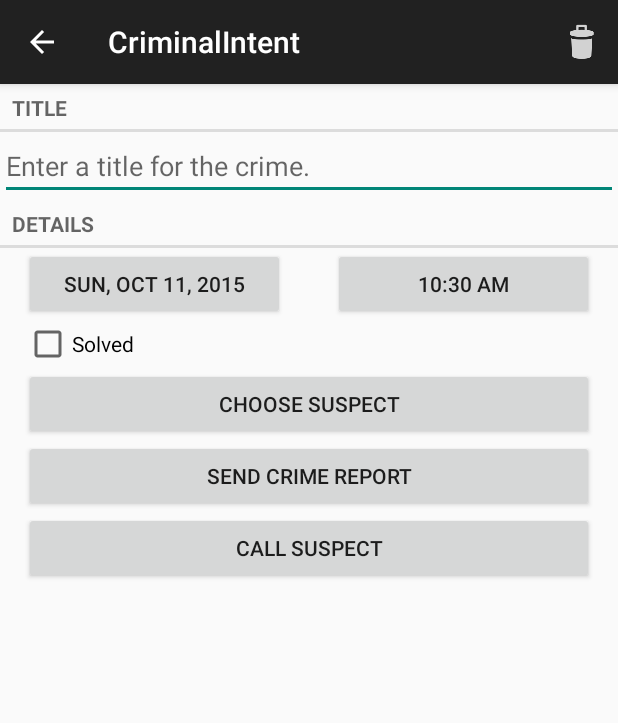
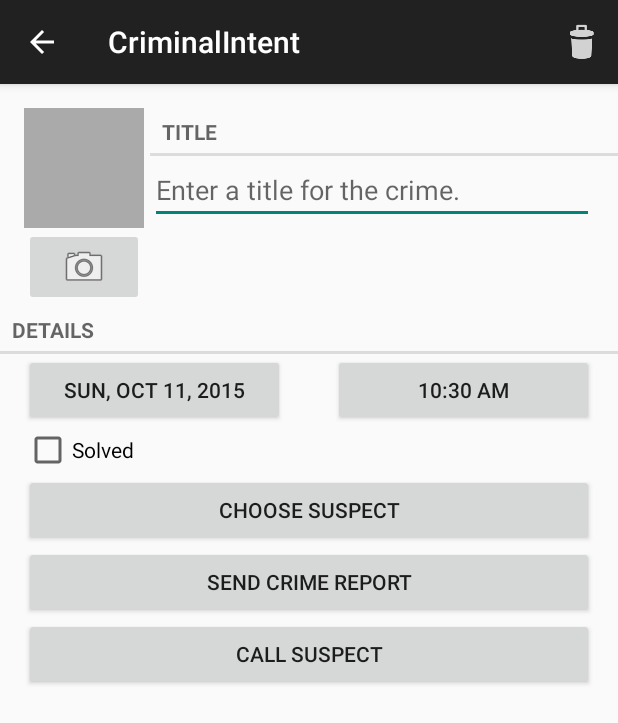
Before and after one commit to SkedsGilbert/Crime, an Android app: the CrimeFragment screen opened directly, with no data from a screen before it, on a phone screen of 412 x 824 dp. Shown: the top 723 px of the screen. Run offline under Robolectric (Android 15) with nearby library versions, the phone set to English and light mode, and no system bars.

Commit message:
Added ability to add photo of a crime.

```diff
--- a/app/src/main/java/com/south42studios/criminalintent/Crime.java
+++ b/app/src/main/java/com/south42studios/criminalintent/Crime.java
@@ -66,4 +66,8 @@ public class Crime {
     public void setPhoneNumber(String phoneNumber) {
         mPhoneNumber = phoneNumber;
     }
+
+    public String getPhotoFilename() {
+        return "IMG_" + getID().toString() + ".jpg";
+    }
 }
--- a/app/src/main/java/com/south42studios/criminalintent/CrimeFragment.java
+++ b/app/src/main/java/com/south42studios/criminalintent/CrimeFragment.java
@@ -4,15 +4,16 @@ import android.app.Activity;
 import android.content.Intent;
 import android.content.pm.PackageManager;
 import android.database.Cursor;
+import android.graphics.Bitmap;
 import android.net.Uri;
 import android.os.Bundle;
 import android.provider.ContactsContract;
+import android.provider.MediaStore;
 import android.support.v4.app.Fragment;
 import android.support.v4.app.FragmentManager;
 import android.support.v4.app.ShareCompat;
 import android.text.Editable;
 import android.text.TextWatcher;
-import android.util.Log;
 import android.view.LayoutInflater;
 import android.view.Menu;
 import android.view.MenuInflater;
@@ -23,8 +24,11 @@ import android.widget.Button;
 import android.widget.CheckBox;
 import android.widget.CompoundButton;
 import android.widget.EditText;
+import android.widget.ImageButton;
+import android.widget.ImageView;
 import android.widget.Toast;
 
+import java.io.File;
 import java.text.SimpleDateFormat;
 import java.util.Date;
 import java.util.UUID;
@@ -42,7 +46,11 @@ public class CrimeFragment extends Fragment {
     private static final int REQUEST_DATE = 0;
     private static final int REQUEST_TIME = 1;
     private static final int REQUEST_CONTACT = 2;
+    private static final int REQUEST_PHOTO = 3;
     private Crime mCrime;
+    private File mPhotoFile;
+    private ImageView mPhotoView;
+    private ImageButton mPhotoButton;
     private EditText mTitleField;
     private Button mDateButton;
     private Button mTimeButton;
@@ -50,7 +58,6 @@ public class CrimeFragment extends Fragment {
     private Button mSuspectButton;
     private Button mCallSuspectButton;
     private CheckBox mSolvedCheckBox;
-    private int crimePosition;
     private String contactID;
 
 
@@ -69,8 +76,8 @@ public class CrimeFragment extends Fragment {
         super.onCreate(savedInstanceState);
         setHasOptionsMenu(true);
         UUID crimeID = (UUID) getArguments().getSerializable(ARG_CRIME_ID);
-        crimePosition = getArguments().getInt(ARG_POSITION);
         mCrime = CrimeLab.get(getActivity()).getCrimes(crimeID);
+        mPhotoFile = CrimeLab.get(getActivity()).getPhotoFile(mCrime);
 
     }
 
@@ -179,10 +186,33 @@ public class CrimeFragment extends Fragment {
             @Override
             public void onClick(View v) {
                 Uri number = Uri.parse("tel:" + mCrime.getPhoneNumber());
-                final Intent callSuspect = new Intent(Intent.ACTION_DIAL,number);
+                final Intent callSuspect = new Intent(Intent.ACTION_DIAL, number);
                 startActivityForResult(callSuspect, REQUEST_CONTACT);
             }
         });
+
+        mPhotoButton = (ImageButton) v.findViewById(R.id.crime_camera);
+        final Intent captureImage = new Intent(MediaStore.ACTION_IMAGE_CAPTURE);
+
+        PackageManager packageManager = getActivity().getPackageManager();
+        boolean canTakePhoto = mPhotoFile != null &&
+                captureImage.resolveActivity(packageManager) != null;
+        mPhotoButton.setEnabled(canTakePhoto);
+
+        if (canTakePhoto) {
+            Uri uri = Uri.fromFile(mPhotoFile);
+            captureImage.putExtra(MediaStore.EXTRA_OUTPUT, uri);
+        }
+
+        mPhotoButton.setOnClickListener(new View.OnClickListener() {
+            @Override
+            public void onClick(View v) {
+                startActivityForResult(captureImage, REQUEST_PHOTO);
+            }
+        });
+
+        mPhotoView = (ImageView) v.findViewById(R.id.crime_photo);
+        updatePhotoView();
 
         if (mCrime.getSuspect() != null) {
             mSuspectButton.setText(mCrime.getSuspect());
@@ -199,6 +229,15 @@ public class CrimeFragment extends Fragment {
     private void updateTime() {
         SimpleDateFormat timeFormat = new SimpleDateFormat("hh:mm a");
         mTimeButton.setText(timeFormat.format(mCrime.getDate()));
+    }
+
+    private void updatePhotoView() {
+        if (mPhotoFile == null || !mPhotoFile.exists()) {
+            mPhotoView.setImageDrawable(null);
+        } else {
+            Bitmap bitmap = PictureUtils.getScaledBitmap(mPhotoFile.getPath(), getActivity());
+            mPhotoView.setImageBitmap(bitmap);
+        }
     }
 
     private String getCrimeReport() {
@@ -248,7 +287,7 @@ public class CrimeFragment extends Fragment {
                 if (data != null) {
                     Uri contactUri = data.getData();
                     String[] queryFields = new String[]{
-                            ContactsContract.Contacts.DISPLAY_NAME,ContactsContract.Contacts._ID
+                            ContactsContract.Contacts.DISPLAY_NAME, ContactsContract.Contacts._ID
                     };
 
                     Cursor c = getActivity().getContentResolver().query(contactUri, queryFields, null, null, null);
@@ -293,6 +332,9 @@ public class CrimeFragment extends Fragment {
 
                 break;
 
+            case REQUEST_PHOTO:
+                updatePhotoView();
+
             default:
                 break;
 
--- a/app/src/main/java/com/south42studios/criminalintent/CrimeLab.java
+++ b/app/src/main/java/com/south42studios/criminalintent/CrimeLab.java
@@ -4,12 +4,14 @@ import android.content.ContentValues;
 import android.content.Context;
 import android.database.Cursor;
 import android.database.sqlite.SQLiteDatabase;
+import android.os.Environment;
 import android.util.Log;
 
 import com.south42studios.criminalintent.database.CrimeBaseHelper;
 import com.south42studios.criminalintent.database.CrimeCursorWrapper;
 import com.south42studios.criminalintent.database.CrimeDbSchema.CrimeTable;
 
+import java.io.File;
 import java.util.ArrayList;
 import java.util.List;
 import java.util.UUID;
@@ -102,7 +104,7 @@ public class CrimeLab {
         values.put(CrimeTable.Cols.DATE, crime.getDate().getTime());
         values.put(CrimeTable.Cols.SOLVED, crime.isSolved() ? 1 : 0);
         values.put(CrimeTable.Cols.SUSPECT, crime.getSuspect());
-        values.put(CrimeTable.Cols.PHONE_NUMBER,crime.getPhoneNumber());
+        values.put(CrimeTable.Cols.PHONE_NUMBER, crime.getPhoneNumber());
         return values;
     }
 
@@ -118,4 +120,14 @@ public class CrimeLab {
         );
         return new CrimeCursorWrapper(cursor);
     }
+
+    public File getPhotoFile(Crime crime) {
+        File externalRilesDir = mContext.getExternalFilesDir(Environment.DIRECTORY_PICTURES);
+
+        if (externalRilesDir == null) {
+            return null;
+        }
+
+        return new File(externalRilesDir, crime.getPhotoFilename());
+    }
 }
--- /dev/null
+++ b/app/src/main/java/com/south42studios/criminalintent/PictureUtils.java
@@ -0,0 +1,44 @@
+package com.south42studios.criminalintent;
+
+import android.app.Activity;
+import android.graphics.Bitmap;
+import android.graphics.BitmapFactory;
+import android.graphics.Point;
+
+/**
+ * Created by Jsin on 10/11/2015.
+ */
+public class PictureUtils {
+
+    public static Bitmap getScaledBitmap(String path, Activity activity) {
+        Point size = new Point();
+        activity.getWindowManager().getDefaultDisplay().getSize(size);
+        return getScaledBitmap(path, size.x, size.y);
+    }
+
+    public static Bitmap getScaledBitmap(String path, int destWidth, int destHeight) {
+        //Reading the size of the image
+        BitmapFactory.Options options = new BitmapFactory.Options();
+        options.inJustDecodeBounds = true;
+        BitmapFactory.decodeFile(path, options);
+
+        float srcWidth = options.outWidth;
+        float srcHeight = options.outHeight;
+
+        //Figure out scale down size
+        int inSampleSize = 1;
+        if (srcHeight > destHeight || srcWidth > destWidth) {
+            if (srcWidth > srcHeight) {
+                inSampleSize = Math.round(srcHeight / destHeight);
+            } else {
+                inSampleSize = Math.round(srcWidth / destWidth);
+            }
+        }
+
+        options = new BitmapFactory.Options();
+        options.inSampleSize = inSampleSize;
+
+        //Read in and create final bitmap
+        return BitmapFactory.decodeFile(path, options);
+    }
+}
--- a/app/src/main/res/layout-land/fragment_crime.xml
+++ b/app/src/main/res/layout-land/fragment_crime.xml
@@ -1,50 +1,40 @@
 <?xml version="1.0" encoding="utf-8"?>
 <LinearLayout xmlns:android="http://schemas.android.com/apk/res/android"
               xmlns:tools="http://schemas.android.com/tools"
-              android:orientation="vertical"
               android:layout_width="match_parent"
-              android:layout_height="match_parent">
+              android:layout_height="match_parent"
+              android:orientation="vertical">
+
+    <include layout="@layout/view_camera_and_title"/>
 
     <TextView
+        style="?android:listSeparatorTextViewStyle"
         android:layout_width="match_parent"
         android:layout_height="wrap_content"
-        android:text="@string/crime_title_label"
-        style="?android:listSeparatorTextViewStyle"/>
+        android:text="@string/crime_detail_label"/>
 
-    <EditText
-        android:id="@+id/crime_title"
+    <LinearLayout
         android:layout_width="match_parent"
         android:layout_height="wrap_content"
-        android:hint="@string/crime_title_hint" />
-
-    <TextView
-        android:layout_width="match_parent"
-        android:layout_height="wrap_content"
-        android:text="@string/crime_detail_label"
-        style="?android:listSeparatorTextViewStyle"/>
-
-    <LinearLayout
-        android:orientation="horizontal"
-        android:layout_width="match_parent"
-        android:layout_height="wrap_content">
+        android:orientation="horizontal">
 
         <Button
             android:id="@+id/crime_date"
-            tools:text="Date"
             android:layout_width="match_parent"
             android:layout_height="wrap_content"
             android:layout_marginLeft="16dp"
             android:layout_marginRight="16dp"
-            android:layout_weight="1"/>
+            android:layout_weight="1"
+            tools:text="Date"/>
 
         <Button
             android:id="@+id/crime_time"
-            tools:text="Time"
             android:layout_width="match_parent"
             android:layout_height="match_parent"
             android:layout_marginLeft="16dp"
             android:layout_marginRight="16dp"
-            android:layout_weight="1"/>
+            android:layout_weight="1"
+            tools:text="Time"/>
     </LinearLayout>
 
     <CheckBox
@@ -58,9 +48,9 @@
     <LinearLayout
         android:layout_width="match_parent"
         android:layout_height="wrap_content"
-        android:orientation="horizontal"
         android:layout_marginLeft="16dp"
-        android:layout_marginRight="16dp">
+        android:layout_marginRight="16dp"
+        android:orientation="horizontal">
 
         <Button
             android:id="@+id/crime_suspect_button"
--- a/app/src/main/res/layout/fragment_crime.xml
+++ b/app/src/main/res/layout/fragment_crime.xml
@@ -1,50 +1,41 @@
 <?xml version="1.0" encoding="utf-8"?>
 <LinearLayout xmlns:android="http://schemas.android.com/apk/res/android"
               xmlns:tools="http://schemas.android.com/tools"
-              android:orientation="vertical"
               android:layout_width="match_parent"
-              android:layout_height="match_parent">
+              android:layout_height="match_parent"
+              android:orientation="vertical">
+
+    <include layout="@layout/view_camera_and_title"/>
+
 
     <TextView
+        style="?android:listSeparatorTextViewStyle"
         android:layout_width="match_parent"
         android:layout_height="wrap_content"
-        android:text="@string/crime_title_label"
-        style="?android:listSeparatorTextViewStyle"/>
+        android:text="@string/crime_detail_label"/>
 
-    <EditText
-        android:id="@+id/crime_title"
+    <LinearLayout
         android:layout_width="match_parent"
         android:layout_height="wrap_content"
-        android:hint="@string/crime_title_hint" />
-
-    <TextView
-        android:layout_width="match_parent"
-        android:layout_height="wrap_content"
-        android:text="@string/crime_detail_label"
-        style="?android:listSeparatorTextViewStyle"/>
-
-    <LinearLayout
-        android:orientation="horizontal"
-        android:layout_width="match_parent"
-        android:layout_height="wrap_content">
+        android:orientation="horizontal">
 
         <Button
             android:id="@+id/crime_date"
-            tools:text="Date"
             android:layout_width="match_parent"
             android:layout_height="wrap_content"
             android:layout_marginLeft="16dp"
             android:layout_marginRight="16dp"
-            android:layout_weight="1"/>
+            android:layout_weight="1"
+            tools:text="Date"/>
 
         <Button
             android:id="@+id/crime_time"
-            tools:text="Time"
             android:layout_width="match_parent"
             android:layout_height="match_parent"
             android:layout_marginLeft="16dp"
             android:layout_marginRight="16dp"
-            android:layout_weight="1"/>
+            android:layout_weight="1"
+            tools:text="Time"/>
     </LinearLayout>
 
     <CheckBox
@@ -56,9 +47,9 @@
         android:text="@string/crime_solved_label"/>
 
     <LinearLayout
-        android:orientation="vertical"
         android:layout_width="match_parent"
-        android:layout_height="match_parent">
+        android:layout_height="match_parent"
+        android:orientation="vertical">
 
         <Button
             android:id="@+id/crime_suspect_button"
--- /dev/null
+++ b/app/src/main/res/layout/view_camera_and_title.xml
@@ -0,0 +1,52 @@
+<?xml version="1.0" encoding="utf-8"?>
+<LinearLayout xmlns:android="http://schemas.android.com/apk/res/android"
+              android:layout_width="match_parent"
+              android:layout_height="wrap_content"
+              android:layout_marginLeft="16dp"
+              android:layout_marginTop="16dp"
+              android:orientation="horizontal">
+
+    <LinearLayout
+        android:layout_width="wrap_content"
+        android:layout_height="wrap_content"
+        android:layout_marginRight="4dp"
+        android:orientation="vertical">
+
+        <ImageView
+            android:id="@+id/crime_photo"
+            android:layout_width="80dp"
+            android:layout_height="80dp"
+            android:background="@android:color/darker_gray"
+            android:cropToPadding="true"
+            android:scaleType="centerInside"/>
+
+        <ImageButton
+            android:id="@+id/crime_camera"
+            android:layout_width="match_parent"
+            android:layout_height="wrap_content"
+            android:src="@android:drawable/ic_menu_camera"/>
+
+    </LinearLayout>
+
+    <LinearLayout
+        android:layout_width="wrap_content"
+        android:layout_height="wrap_content"
+        android:layout_weight="1"
+        android:orientation="vertical">
+
+        <TextView
+            style="?android:listSeparatorTextViewStyle"
+            android:layout_width="match_parent"
+            android:layout_height="wrap_content"
+            android:text="@string/crime_title_label"/>
+
+        <EditText
+            android:id="@+id/crime_title"
+            android:layout_width="match_parent"
+            android:layout_height="wrap_content"
+            android:layout_marginRight="16dp"
+            android:hint="@string/crime_title_hint"/>
+
+    </LinearLayout>
+
+</LinearLayout>
```
Also changed, not shown: app/build.gradle (+5 -5 lines), app/src/main/AndroidManifest.xml (+12 -5 lines), 1 other file. Lines whose indentation alone changed are shown as unchanged.
